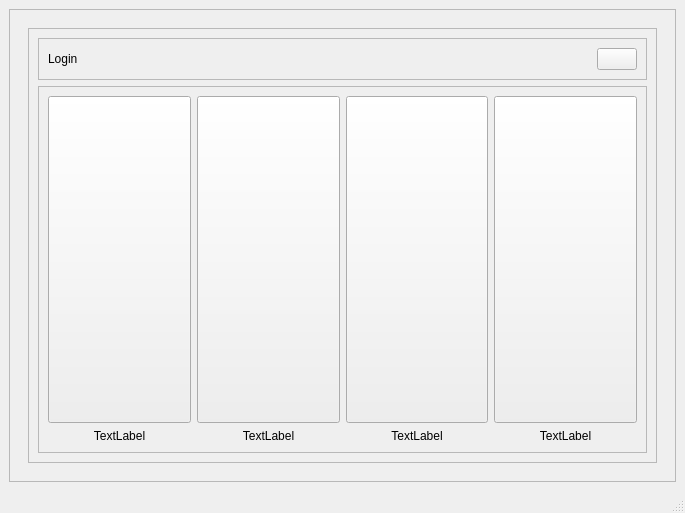
Before: the Qt Designer form client/ui/real_real_main_page.ui in addinedu-ros-8th/deeplearning-repo-1, drawn with Qt 5.
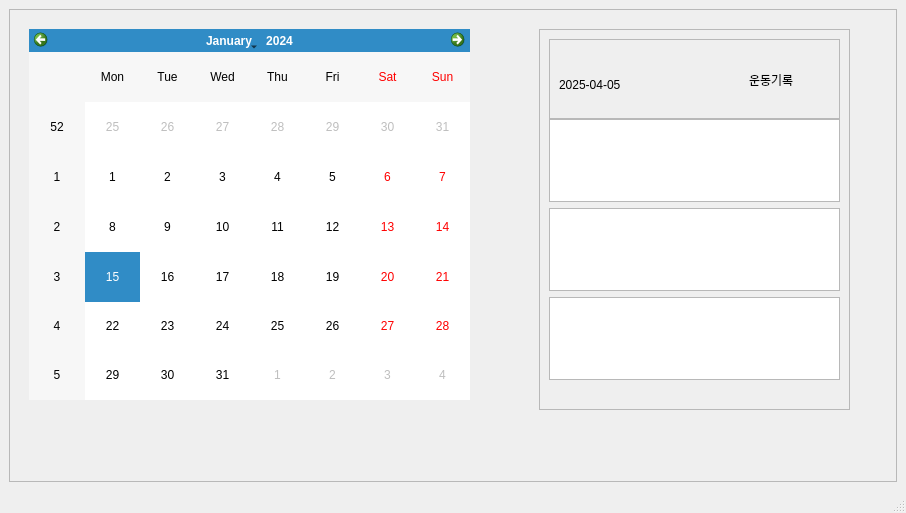
After: the same form once the commit is applied. The open tabs and pages were chosen to show the change.

Commit message: add routine list function

What changed in the file:
```diff
--- a/client/ui/real_real_main_page.ui
+++ b/client/ui/real_real_main_page.ui
@@ -6,7 +6,7 @@
    <rect>
     <x>0</x>
     <y>0</y>
-    <width>685</width>
+    <width>906</width>
     <height>513</height>
    </rect>
   </property>
@@ -33,7 +33,7 @@
        <item>
         <widget class="QStackedWidget" name="stackedWidget_big">
          <property name="currentIndex">
-          <number>0</number>
+          <number>4</number>
          </property>
          <widget class="QWidget" name="profile_page">
           <layout class="QGridLayout" name="gridLayout_3">
@@ -1567,6 +1567,97 @@
            </item>
           </layout>
          </widget>
+         <widget class="QWidget" name="calendar_page">
+          <widget class="QCalendarWidget" name="calendarWidget">
+           <property name="geometry">
+            <rect>
+             <x>10</x>
+             <y>10</y>
+             <width>441</width>
+             <height>371</height>
+            </rect>
+           </property>
+          </widget>
+          <widget class="QFrame" name="frame_49">
+           <property name="geometry">
+            <rect>
+             <x>520</x>
+             <y>10</y>
+             <width>311</width>
+             <height>381</height>
+            </rect>
+           </property>
+           <property name="frameShape">
+            <enum>QFrame::StyledPanel</enum>
+           </property>
+           <property name="frameShadow">
+            <enum>QFrame::Raised</enum>
+           </property>
+           <widget class="QFrame" name="frame_50">
+            <property name="geometry">
+             <rect>
+              <x>10</x>
+              <y>10</y>
+              <width>291</width>
+              <height>80</height>
+             </rect>
+            </property>
+            <property name="frameShape">
+             <enum>QFrame::StyledPanel</enum>
+            </property>
+            <property name="frameShadow">
+             <enum>QFrame::Raised</enum>
+            </property>
+            <widget class="QLabel" name="label_21">
+             <property name="geometry">
+              <rect>
+               <x>10</x>
+               <y>20</y>
+               <width>151</width>
+               <height>51</height>
+              </rect>
+             </property>
+             <property name="text">
+              <string>2025-04-05 </string>
+             </property>
+            </widget>
+            <widget class="QLabel" name="label_22">
+             <property name="geometry">
+              <rect>
+               <x>200</x>
+               <y>10</y>
+               <width>61</width>
+               <height>61</height>
+              </rect>
+             </property>
+             <property name="text">
+              <string>운동기록</string>
+             </property>
+            </widget>
+           </widget>
+           <widget class="QWidget" name="verticalLayoutWidget_6">
+            <property name="geometry">
+             <rect>
+              <x>10</x>
+              <y>90</y>
+              <width>291</width>
+              <height>261</height>
+             </rect>
+            </property>
+            <layout class="QVBoxLayout" name="verticalLayout_18">
+             <item>
+              <widget class="QListWidget" name="record_list"/>
+             </item>
+             <item>
+              <widget class="QListWidget" name="record_list_3"/>
+             </item>
+             <item>
+              <widget class="QListWidget" name="record_list_2"/>
+             </item>
+            </layout>
+           </widget>
+          </widget>
+         </widget>
         </widget>
        </item>
       </layout>
```
Left out of the diff: 11 changed lines with no effect on the pictures. The commit also changes 18 other files.
